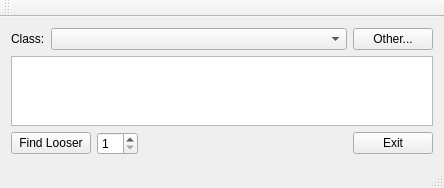
denchip123/QLoozer, file qloozer.ui: the form before one commit.
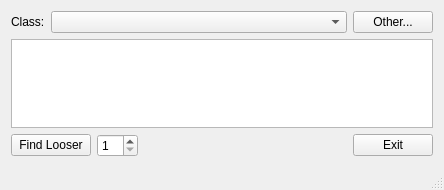
The form after the commit.

Commit message: some initial functions added, interface fixed

```diff
--- a/qloozer.ui
+++ b/qloozer.ui
@@ -7,7 +7,7 @@
     <x>0</x>
     <y>0</y>
     <width>444</width>
-    <height>183</height>
+    <height>190</height>
    </rect>
   </property>
   <property name="windowTitle">
@@ -130,14 +130,6 @@
     </item>
    </layout>
   </widget>
-  <widget class="QToolBar" name="mainToolBar">
-   <attribute name="toolBarArea">
-    <enum>TopToolBarArea</enum>
-   </attribute>
-   <attribute name="toolBarBreak">
-    <bool>false</bool>
-   </attribute>
-  </widget>
   <widget class="QStatusBar" name="statusBar"/>
   <action name="actionAbout_QLoozer">
    <property name="text">
```
The commit also changes 3 other files.
